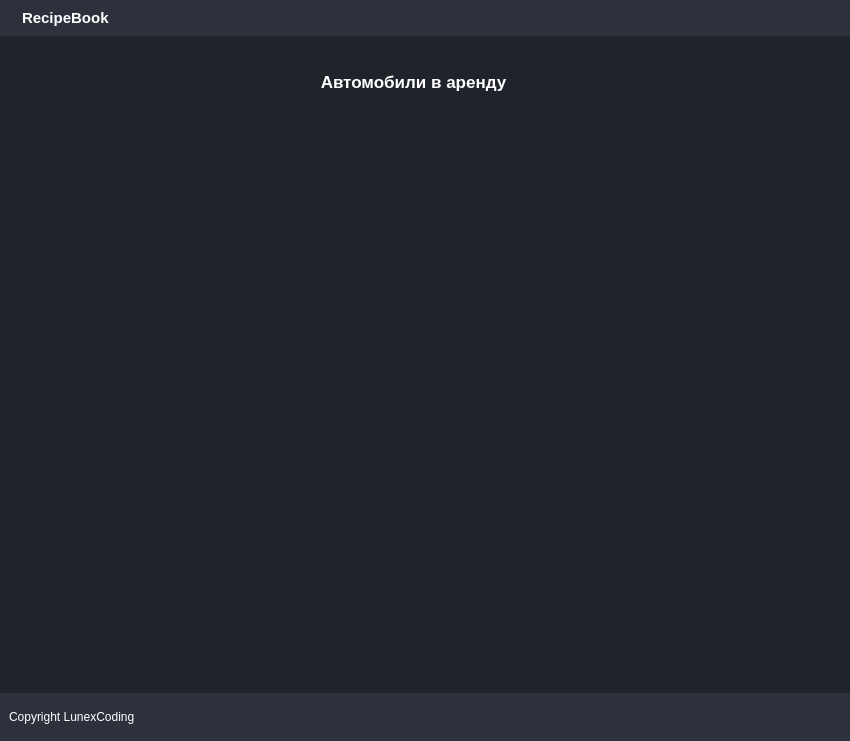
This is forms/interface.ui in LunexCoding/CarRental as Qt 5 draws it before an edit. The edited form follows.
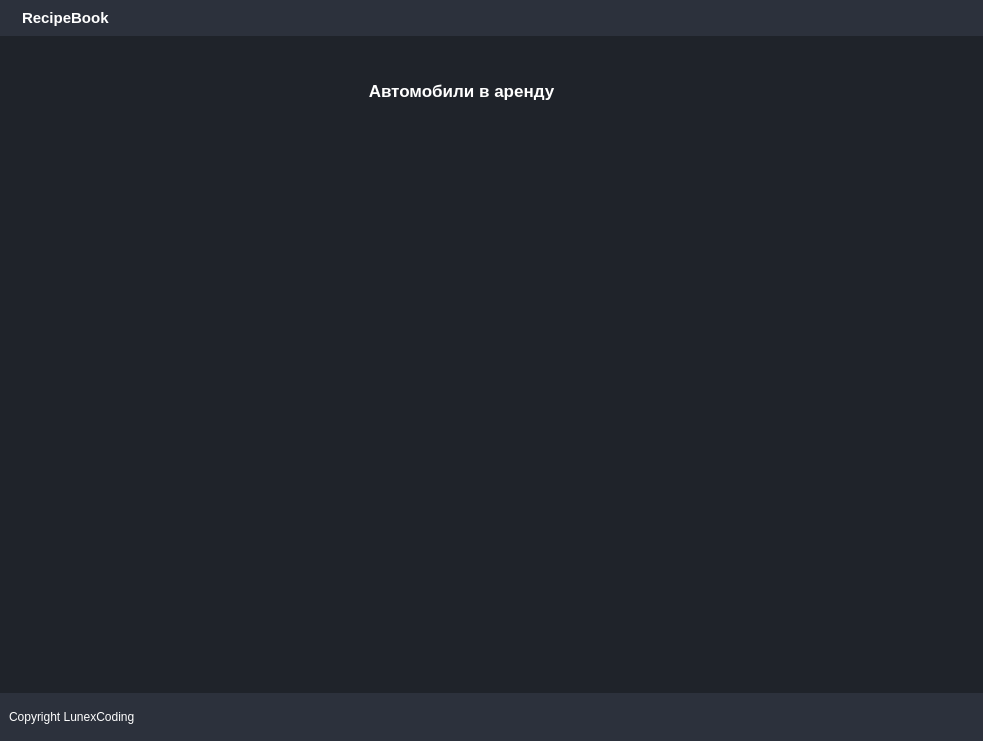
This is the edited form. The open tabs and pages were chosen to show the change. Icons and pictures are not drawn. Custom widgets are drawn as their Qt base class.

Commit message: Update forms and car widget

Diff of the .ui file:
```diff
--- a/forms/interface.ui
+++ b/forms/interface.ui
@@ -6,7 +6,7 @@
    <rect>
     <x>0</x>
     <y>0</y>
-    <width>850</width>
+    <width>983</width>
     <height>741</height>
    </rect>
   </property>
@@ -63,6 +63,148 @@
 #specificationsOptions {
 	border-top-right-radius: 0;
 	border-bottom-right-radius: 0;
+}
+
+/* VERTICAL SCROLLBAR */
+ QScrollBar:vertical {
+	border: none;
+    background: rgb(45, 45, 68);
+    width: 14px;
+    margin: 15px 0 15px 0;
+	border-radius: 0px;
+ }
+
+/*  HANDLE BAR VERTICAL */
+QScrollBar::handle:vertical {	
+	background-color: rgb(80, 80, 122);
+	min-height: 30px;
+	border-radius: 7px;
+}
+
+QScrollBar::handle:vertical:hover{	
+	background-color: #262a30;
+}
+
+QScrollBar::handle:vertical:pressed {	
+	background-color: #16191d;
+}
+
+/* BTN TOP - SCROLLBAR */
+QScrollBar::sub-line:vertical {
+	border: none;
+	background-color: rgb(59, 59, 90);
+	height: 15px;
+	border-top-left-radius: 7px;
+	border-top-right-radius: 7px;
+	subcontrol-position: top;
+	subcontrol-origin: margin;
+}
+
+QScrollBar::sub-line:vertical:hover {	
+	background-color: #262a30;
+}
+
+QScrollBar::sub-line:vertical:pressed {	
+	background-color: #16191d;
+}
+
+/* BTN BOTTOM - SCROLLBAR */
+QScrollBar::add-line:vertical {
+	border: none;
+	background-color: rgb(59, 59, 90);
+	height: 15px;
+	border-bottom-left-radius: 7px;
+	border-bottom-right-radius: 7px;
+	subcontrol-position: bottom;
+	subcontrol-origin: margin;
+}
+
+QScrollBar::add-line:vertical:hover {	
+	background-color:#262a30;
+}
+
+QScrollBar::add-line:vertical:pressed {	
+	background-color: #16191d;
+}
+
+/* RESET ARROW */
+QScrollBar::up-arrow:vertical, QScrollBar::down-arrow:vertical {
+	background: none;
+}
+
+QScrollBar::add-page:vertical, QScrollBar::sub-page:vertical {
+	background: none;
+}
+
+
+/* HORIZONTAL SCROLLBAR */
+ QScrollBar:horizontal {
+	border: none;
+    background: rgb(45, 45, 68);
+    height: 14px;
+    margin: 0 15px 0 15px;
+	border-radius: 0px;
+ }
+
+/*  HANDLE BAR VERTICAL */
+QScrollBar::handle:horizontal {	
+	background-color: rgb(80, 80, 122);
+	min-width: 30px;
+	border-radius: 7px;
+}
+
+QScrollBar::handle:horizontal:hover{	
+	background-color: #262a30;
+}
+
+QScrollBar::handle:horizontal:pressed {	
+	background-color: #16191d;
+}
+
+/* BTN TOP - SCROLLBAR */
+QScrollBar::sub-line:horizontal {
+	border: none;
+	background-color: rgb(59, 59, 90);
+	width: 15px;
+	border-bottom-left-radius: 7px;
+	border-top-left-radius: 7px;
+	subcontrol-position: left;
+	subcontrol-origin: margin;
+}
+
+QScrollBar::sub-line:horizontal:hover {	
+	background-color: #262a30;
+}
+
+QScrollBar::sub-line:horizontal:pressed {	
+	background-color: #16191d;
+}
+
+/* BTN BOTTOM - SCROLLBAR */
+QScrollBar::add-line:horizontal {
+	border: none;
+	background-color: rgb(59, 59, 90);
+	width: 15px;
+	border-bottom-left-radius: 7px;
+	border-top-left-radius: 7px;
+	subcontrol-position: right;
+	subcontrol-origin: margin;
+}
+
+QScrollBar::add-line:horizontal:hover {	
+	background-color:#262a30;
+}
+
+QScrollBar::add-line:horizontal:pressed {	
+	background-color: #16191d;
+}
+
+QScrollBar:left-arrow:horizontal, QScrollBar::right-arrow:horizontal {
+	background: none;
+}
+
+QScrollBar::add-page:horizontal, QScrollBar::sub-page:horizontal {
+    background: none;
 }</string>
   </property>
   <widget class="QWidget" name="centralwidget">
@@ -274,7 +416,10 @@
            <widget class="QWidget" name="mainContentsContainer" native="true">
             <layout class="QVBoxLayout" name="verticalLayout_15">
              <property name="leftMargin">
-              <number>25</number>
+              <number>10</number>
+             </property>
+             <property name="rightMargin">
+              <number>10</number>
              </property>
              <item>
               <widget class="QCustomStackedWidget" name="mainPages">
@@ -283,20 +428,90 @@
                </property>
                <widget class="QWidget" name="pageCars">
                 <layout class="QVBoxLayout" name="verticalLayout_18">
-                 <item alignment="Qt::AlignHCenter">
-                  <widget class="QFrame" name="frame_14">
+                 <item>
+                  <widget class="QFrame" name="frame_2">
                    <property name="frameShape">
                     <enum>QFrame::StyledPanel</enum>
                    </property>
                    <property name="frameShadow">
                     <enum>QFrame::Raised</enum>
                    </property>
-                   <layout class="QFormLayout" name="formLayout">
-                    <item row="0" column="1">
-                     <widget class="QPushButton" name="addCarBtn">
+                   <layout class="QHBoxLayout" name="horizontalLayout_6">
+                    <item alignment="Qt::AlignHCenter">
+                     <widget class="QFrame" name="frame_14">
+                      <property name="frameShape">
+                       <enum>QFrame::StyledPanel</enum>
+                      </property>
+                      <property name="frameShadow">
+                       <enum>QFrame::Raised</enum>
+                      </property>
+                      <layout class="QHBoxLayout" name="horizontalLayout_3">
+                       <property name="rightMargin">
+                        <number>0</number>
+                       </property>
+                       <item>
+                        <widget class="QLabel" name="label_12">
+                         <property name="minimumSize">
+                          <size>
+                           <width>0</width>
+                           <height>0</height>
+                          </size>
+                         </property>
+                         <property name="maximumSize">
+                          <size>
+                           <width>16777215</width>
+                           <height>16777215</height>
+                          </size>
+                         </property>
+                         <property name="font">
+                          <font>
+                           <pointsize>13</pointsize>
+                           <weight>75</weight>
+                           <bold>true</bold>
+                          </font>
+                         </property>
+                         <property name="styleSheet">
+                          <string notr="true"/>
+                         </property>
+                         <property name="text">
+                          <string>Автомобили в аренду</string>
+                         </property>
+                         <property name="alignment">
+                          <set>Qt::AlignCenter</set>
+                         </property>
+                        </widget>
+                       </item>
+                       <item>
+                        <widget class="QPushButton" name="addCarBtn">
+                         <property name="maximumSize">
+                          <size>
+                           <width>16777215</width>
+                           <height>16777215</height>
+                          </size>
+                         </property>
+                         <property name="text">
+                          <string/>
+                         </property>
+                         <property name="icon">
+                          <iconset resource="../resources.qrc">
+                           <normaloff>:/icons/plus.svg</normaloff>:/icons/plus.svg</iconset>
+                         </property>
+                         <property name="iconSize">
+                          <size>
+                           <width>24</width>
+                           <height>24</height>
+                          </size>
+                         </property>
+                        </widget>
+                       </item>
+                      </layout>
+                     </widget>
+                    </item>
+                    <item>
+                     <widget class="QPushButton" name="shellBtn">
                       <property name="maximumSize">
                        <size>
-                        <width>16777215</width>
+                        <width>25</width>
                         <height>16777215</height>
                        </size>
                       </property>
@@ -315,38 +530,6 @@
                       </property>
                      </widget>
                     </item>
-                    <item row="0" column="0">
-                     <widget class="QLabel" name="label_12">
-                      <property name="minimumSize">
-                       <size>
-                        <width>0</width>
-                        <height>0</height>
-                       </size>
-                      </property>
-                      <property name="maximumSize">
-                       <size>
-                        <width>16777215</width>
-                        <height>16777215</height>
-                       </size>
-                      </property>
-                      <property name="font">
-                       <font>
-                        <pointsize>13</pointsize>
-                        <weight>75</weight>
-                        <bold>true</bold>
-                       </font>
-                      </property>
-                      <property name="styleSheet">
-                       <string notr="true"/>
-                      </property>
-                      <property name="text">
-                       <string>Автомобили в аренду</string>
-                      </property>
-                      <property name="alignment">
-                       <set>Qt::AlignCenter</set>
-                      </property>
-                     </widget>
-                    </item>
                    </layout>
                   </widget>
                  </item>
@@ -375,8 +558,8 @@
                      <rect>
                       <x>0</x>
                       <y>0</y>
-                      <width>780</width>
-                      <height>548</height>
+                      <width>927</width>
+                      <height>530</height>
                      </rect>
                     </property>
                     <layout class="QHBoxLayout" name="horizontalLayout_13">
@@ -386,7 +569,7 @@
                         <number>0</number>
                        </property>
                        <property name="leftMargin">
-                        <number>40</number>
+                        <number>0</number>
                        </property>
                       </layout>
                      </item>
```
Left out of the diff: 28 changed lines with no effect on the pictures. The commit also changes 5 other files.
